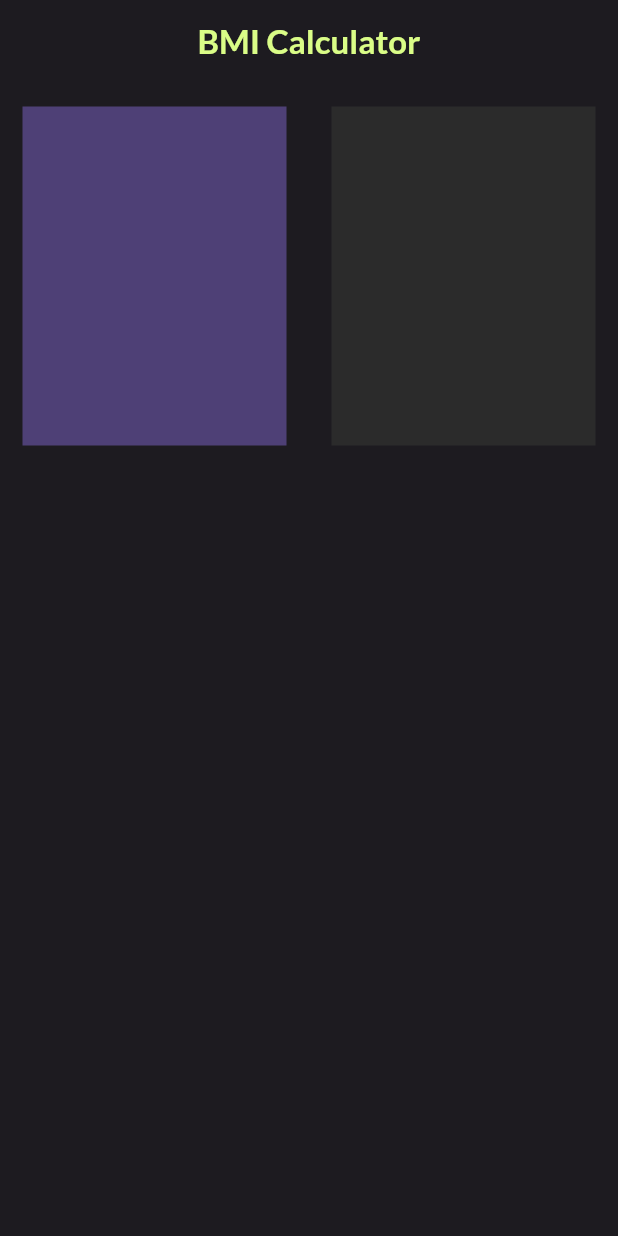
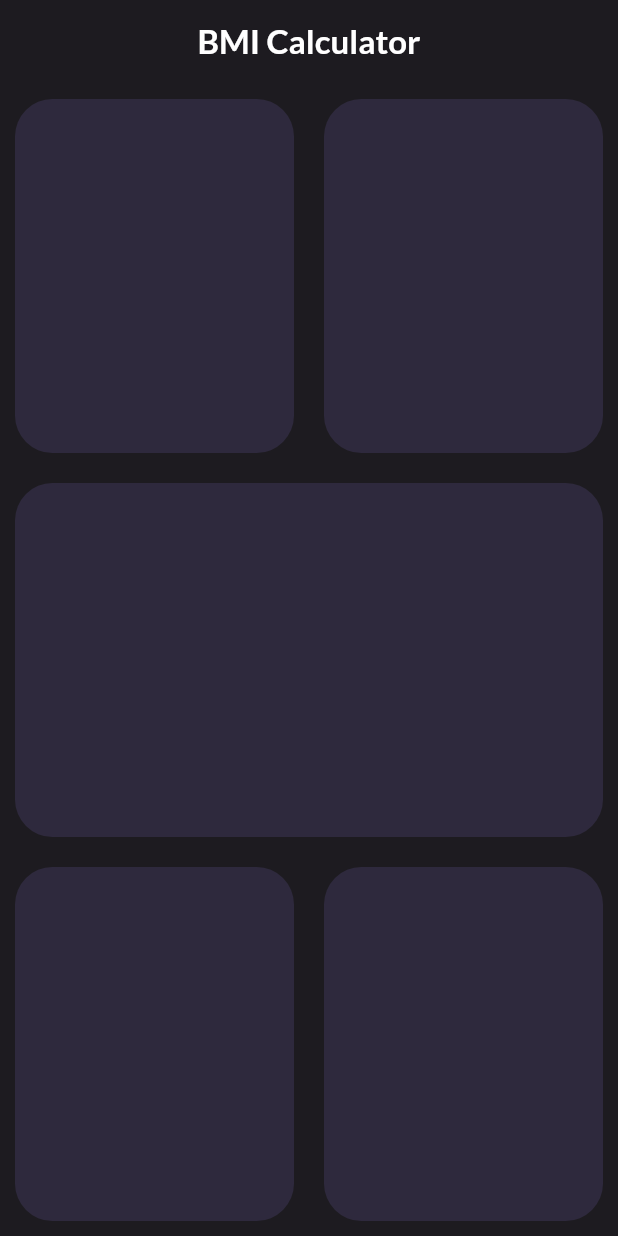
Before and after one commit to riazulrocky/BMI-Calculator, a Flutter app: the screen it shows after launch, on a phone screen of 412 x 824 dp. Run offline on Flutter 3.47's test engine with Material 3 defaults, Android fonts, the phone set to English and light mode, and no system bars; our stand-ins replace google_fonts.

Commit message:
BMI Calculator

```diff
--- a/lib/home.dart
+++ b/lib/home.dart
@@ -9,7 +9,7 @@ class home extends StatelessWidget {
         title: Text(
           "BMI Calculator",
           style:
-              TextStyle(color: Color(0xffdafd87), fontWeight: FontWeight.bold),
+              TextStyle(color: Colors.white, fontWeight: FontWeight.bold),
         ),
       ),
       body: Column(
@@ -20,26 +20,58 @@ class home extends StatelessWidget {
               Expanded(
                   child: Container(
                     decoration: BoxDecoration(
+                      color: Color(0xff2e293d),
                       borderRadius: BorderRadius.circular(25),
                     ),
-                    margin: EdgeInsets.all(15),
-                color: Color(0xff4e4076),
+                    margin: EdgeInsets.all(10),
+
               )),
               Expanded(
                   child: Container(
-                    margin: EdgeInsets.all(15),
-                color: Color(0xff2b2b2b),
-              )),
+                    decoration: BoxDecoration(
+                      color: Color(0xff2e293d),
+                      borderRadius: BorderRadius.circular(25),
+                    ),
+                    margin: EdgeInsets.all(10),
+
+                  ),
+              ),
             ],
-          )),
-          Expanded(child: Container()),
+          ),
+          ),
+          Expanded(child: Container(
+            decoration: BoxDecoration(
+              color: Color(0xff2e293d),
+              borderRadius: BorderRadius.circular(25),
+            ),
+            margin: EdgeInsets.all(10),
+
+          ),
+          ),
           Expanded(
               child: Row(
             children: [
-              Expanded(child: Container()),
-              Expanded(child: Container()),
+              Expanded(child: Container(
+                decoration: BoxDecoration(
+                  color: Color(0xff2e293d),
+                  borderRadius: BorderRadius.circular(25),
+                ),
+                margin: EdgeInsets.all(10),
+
+              ),
+              ),
+              Expanded(child: Container(
+                decoration: BoxDecoration(
+                  color: Color(0xff2e293d),
+                  borderRadius: BorderRadius.circular(25),
+                ),
+                margin: EdgeInsets.all(10),
+
+              ),
+              ),
             ],
-          )),
+          ),
+          ),
         ],
       ),
     );
```
